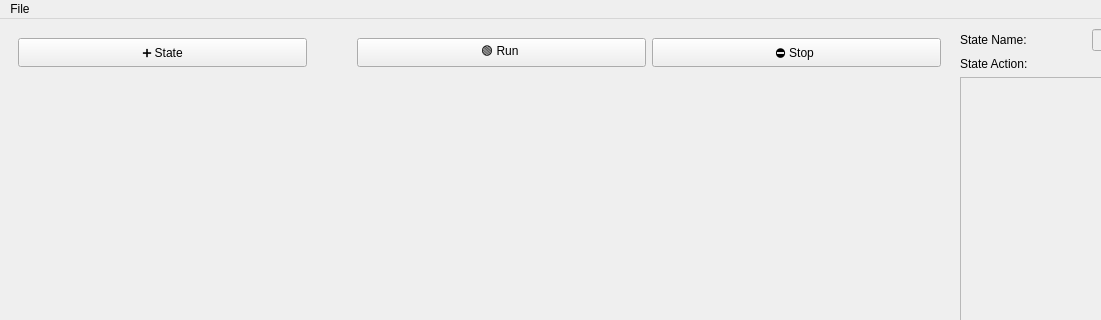
First picture: the form in src/mainwindow.ui, repository JosefAmbruz/ICP-projekt, before the edit; both pictures show x 0 to 1101 and y 0 to 320 of the 1231 by 806 pixel window.
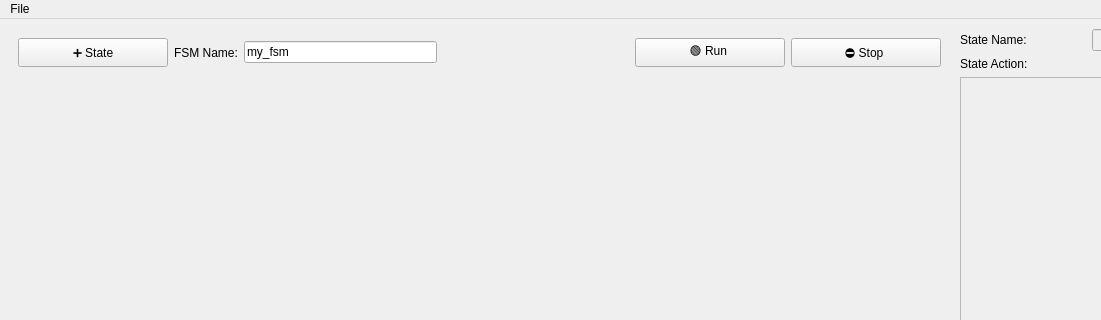
Second picture: the form after the edit.

Patch:
```diff
--- a/src/mainwindow.ui
+++ b/src/mainwindow.ui
@@ -183,11 +183,17 @@
         <item>
          <widget class="QPushButton" name="button_addState">
           <property name="sizePolicy">
-           <sizepolicy hsizetype="Minimum" vsizetype="Minimum">
+           <sizepolicy hsizetype="Minimum" vsizetype="Preferred">
             <horstretch>0</horstretch>
             <verstretch>0</verstretch>
            </sizepolicy>
           </property>
+          <property name="minimumSize">
+           <size>
+            <width>150</width>
+            <height>0</height>
+           </size>
+          </property>
           <property name="text">
            <string>➕ State</string>
           </property>
@@ -196,15 +202,29 @@
           </property>
          </widget>
         </item>
+        <item>
+         <widget class="QLabel" name="label_4">
+          <property name="text">
+           <string>FSM Name:</string>
+          </property>
+         </widget>
+        </item>
+        <item>
+         <widget class="QLineEdit" name="lineEdit_fsmName">
+          <property name="text">
+           <string>my_fsm</string>
+          </property>
+         </widget>
+        </item>
         <item>
          <spacer name="horizontalSpacer">
           <property name="orientation">
-           <enum>Qt::Vertical</enum>
+           <enum>Qt::Horizontal</enum>
           </property>
           <property name="sizeHint" stdset="0">
            <size>
-            <width>44</width>
-            <height>22</height>
+            <width>40</width>
+            <height>20</height>
            </size>
           </property>
          </spacer>
@@ -217,6 +237,12 @@
             <verstretch>0</verstretch>
            </sizepolicy>
           </property>
+          <property name="minimumSize">
+           <size>
+            <width>150</width>
+            <height>0</height>
+           </size>
+          </property>
           <property name="text">
            <string>🟢 Run </string>
           </property>
@@ -230,6 +256,12 @@
             <verstretch>0</verstretch>
            </sizepolicy>
           </property>
+          <property name="minimumSize">
+           <size>
+            <width>150</width>
+            <height>0</height>
+           </size>
+          </property>
           <property name="text">
            <string>⛔ Stop </string>
           </property>
```
